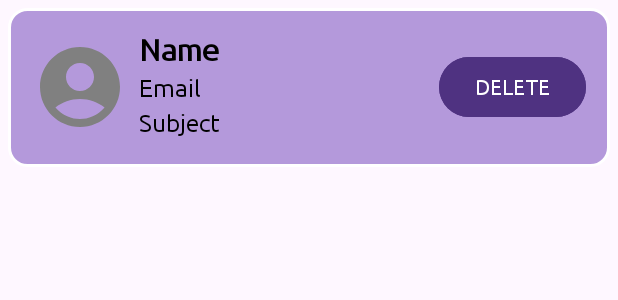
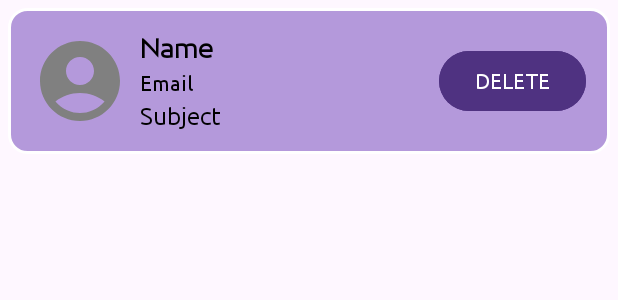
Before and after one commit to Admin-573/StudyMate, an Android app: the layout card_faculty_data.xml on its own in the app's theme, with its tools: preview values and no code run, on a phone screen of 412 x 824 dp. Shown: the top 300 px of the screen. Run offline under Robolectric (Android 15) with nearby library versions, the light colour scheme and no system bars.

Commit message:
Icon Change With Card Desgin Change

```diff
--- a/app/src/main/res/layout/card_faculty_data.xml
+++ b/app/src/main/res/layout/card_faculty_data.xml
@@ -16,7 +16,7 @@
         android:layout_height="64dp"
         android:src="@drawable/name"
         android:layout_gravity="center"
-        android:layout_marginEnd="7dp"/>
+        android:layout_marginEnd="8dp"/>
     <LinearLayout
         android:layout_width="0dp"
         android:layout_height="wrap_content"
@@ -24,14 +24,14 @@
         android:orientation="vertical">
 
         <TextView
-            android:textSize="20sp"
-            android:textStyle="bold"
-            android:layout_marginBottom="4dp"
             android:id="@+id/faculty_view_name"
             android:layout_width="wrap_content"
             android:layout_height="wrap_content"
+            android:layout_marginBottom="4dp"
             android:fontFamily="@font/ubuntu"
             android:textColor="@color/black"
+            android:textSize="18sp"
+            android:textStyle="bold"
             tools:text="Name" />
 
         <TextView
@@ -39,14 +39,13 @@
             android:layout_marginBottom="4dp"
             android:layout_width="wrap_content"
             android:layout_height="wrap_content"
-            android:textSize="16dp"
+            android:textSize="14dp"
             android:textColor="@color/black"
             android:fontFamily="@font/ubuntu"
             tools:text="Email"/>
 
         <TextView
             android:id="@+id/faculty_view_sub"
-            android:layout_marginBottom="4dp"
             android:layout_width="wrap_content"
             android:layout_height="wrap_content"
             android:textSize="16dp"
```
Also changed, not shown: app/src/main/res/layout/card_student_data.xml (+3 -4 lines).
